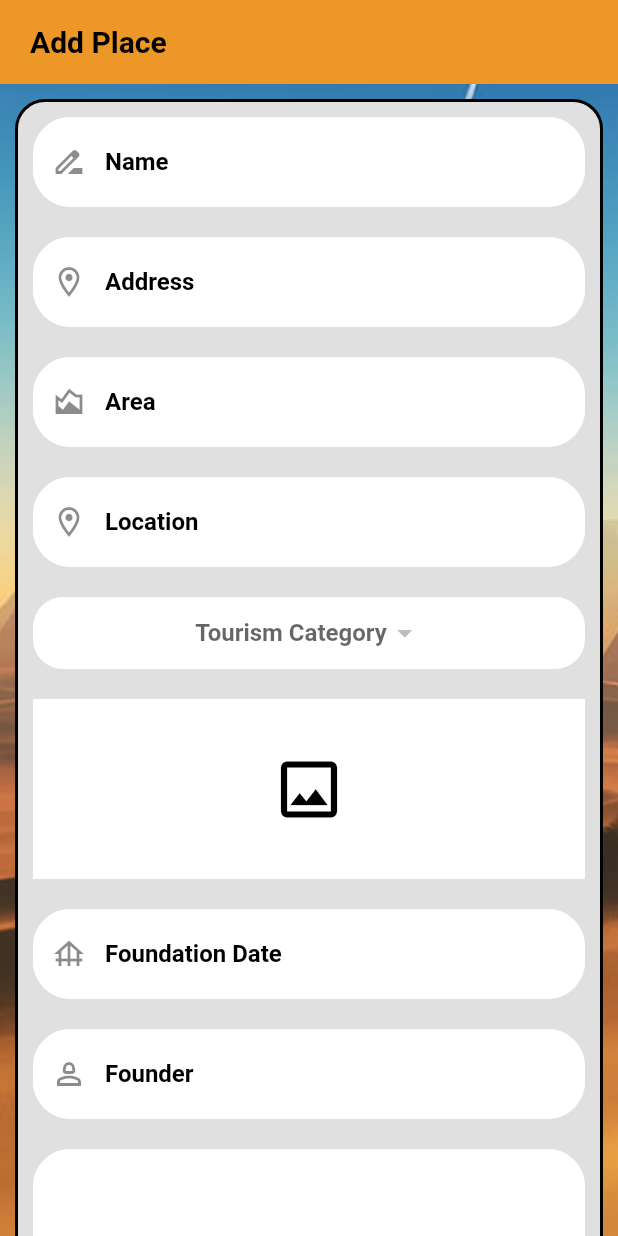
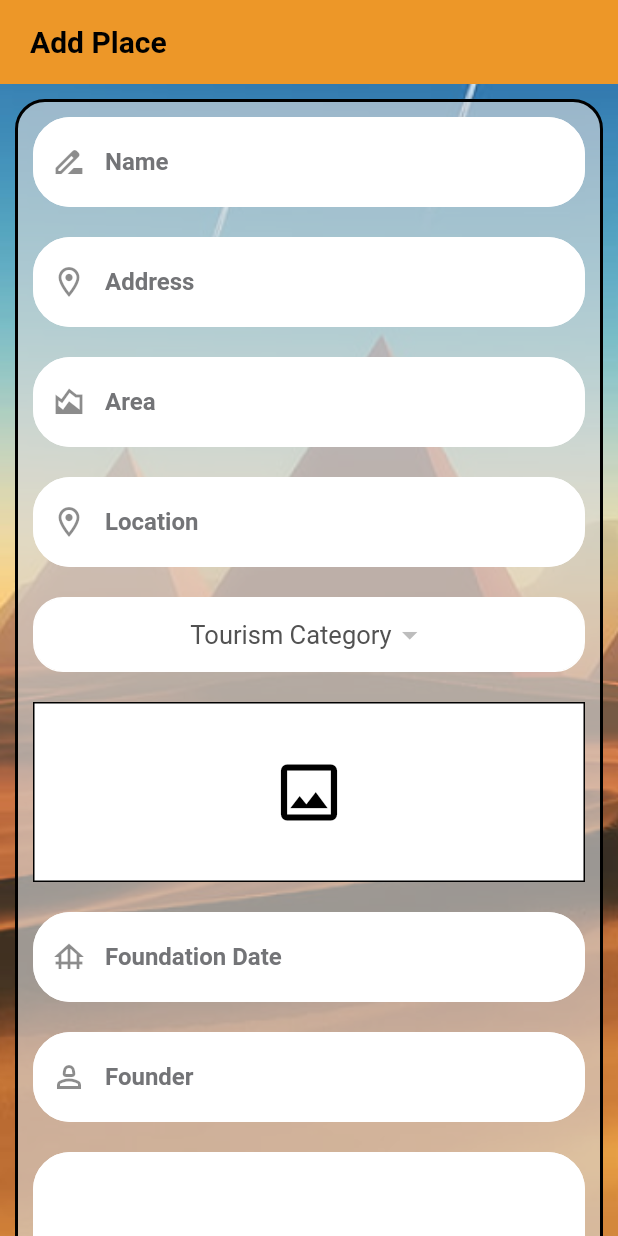
Before and after one commit to Yasmen-Samir/Tourisco_Mobile_App, a Flutter app: the AddPlace widget shown alone on an empty page, opened directly with empty values, on a phone screen of 412 x 824 dp. Run offline on Flutter 3.47's test engine with Material 2 defaults, Android fonts, the phone set to English and light mode, and no system bars; our stand-ins replace cached_network_image, carousel_slider, conditional_builder_null_safety, dio, flutter_svg, fluttertoast and 4 more; accounts and stored records are empty; network calls fail; Roboto replaces fonts that are missing (Montserrat); project files that could hold a hidden picture were left out.

Commit message:
dark mode

```diff
--- a/lib/core/componants/componants.dart
+++ b/lib/core/componants/componants.dart
@@ -50,12 +50,11 @@ Widget myFromField(
         labelStyle: Theme.of(context)
             .textTheme
             .labelMedium
-            ?.copyWith(color: Colors.black,
+            ?.copyWith(
         fontSize: 16),
         hintStyle: Theme.of(context)
             .textTheme
-            .labelMedium
-            ?.copyWith(color: Colors.black),
+            .labelMedium,
         border: OutlineInputBorder(
           borderRadius: BorderRadius.circular(25.0),
         ),
--- a/lib/core/utils/app_theme.dart
+++ b/lib/core/utils/app_theme.dart
@@ -113,10 +113,10 @@ ThemeData darkTheme = ThemeData(
     headlineLarge: getSemiBoldStyle(color: ColorsManager.darkGray,fontSize: FontSize.s16),
     headlineSmall:getRegularStyle(color: ColorsManager.lightYellow,fontSize:FontSize.s20 ),
     bodySmall: getRegularStyle(color: ColorsManager.gray,fontSize: FontSize.s12),
-    bodyMedium: getRegularStyle(color: ColorsManager.darkGray,fontSize: FontSize.s17),
-    displayLarge: getLightStyle(color: ColorsManager.darkGray,fontSize: FontSize.s16),
-    labelLarge: getSemiBoldStyle(color: ColorsManager.gray,fontSize: FontSize.s16),
-    labelMedium: getSemiBoldStyle(color: ColorsManager.gray,fontSize: FontSize.s14),
+    bodyMedium: getRegularStyle(color: ColorsManager.white,fontSize: FontSize.s17),
+    displayLarge: getLightStyle(color: ColorsManager.white,fontSize: FontSize.s16),
+    labelLarge: getSemiBoldStyle(color: ColorsManager.white,fontSize: FontSize.s16),
+    labelMedium: getSemiBoldStyle(color: ColorsManager.white,fontSize: FontSize.s14),
     labelSmall: getBoldStyle(color: ColorsManager.primary,fontSize: FontSize.s12),
 
   ),
--- a/lib/presntation/add_place.dart
+++ b/lib/presntation/add_place.dart
@@ -41,7 +41,7 @@ class AddPlace extends StatelessWidget {
                 margin: const EdgeInsetsDirectional.all(10),
                 padding: const EdgeInsetsDirectional.all(10),
                 decoration: BoxDecoration(
-                  color: Colors.grey.shade300,
+                  color: Get.isDarkMode?ColorsManager.darkGray:ColorsManager.lightGray,
                   border: Border.all(color: Colors.black, width: 2),
                   borderRadius: BorderRadius.circular(20),
                 ),
@@ -53,7 +53,7 @@ class AddPlace extends StatelessWidget {
                       myFromField(
                           context: context,
                           controller: _name,
-                          fillColor: ColorsManager.white,
+                          fillColor: Theme.of(context).scaffoldBackgroundColor,
                           labelText: AppStrings.name.tr,
                           prefix: Icons.drive_file_rename_outline,
                           validator: (v) {
@@ -69,7 +69,7 @@ class AddPlace extends StatelessWidget {
                       myFromField(
                           context: context,
                           controller: _address,
-                          fillColor: ColorsManager.white,
+                          fillColor: Theme.of(context).scaffoldBackgroundColor,
                           labelText: AppStrings.address.tr,
                           prefix: Icons.location_on_outlined,
                           validator: (v) {
@@ -85,7 +85,7 @@ class AddPlace extends StatelessWidget {
                           context: context,
                           controller: _area,
                           keyboardType: TextInputType.number,
-                          fillColor: ColorsManager.white,
+                          fillColor: Theme.of(context).scaffoldBackgroundColor,
                           labelText: AppStrings.area.tr,
                           prefix: Icons.area_chart_outlined,
                           validator: (v) {
@@ -100,7 +100,7 @@ class AddPlace extends StatelessWidget {
                       myFromField(
                           context: context,
                           controller: _location,
-                          fillColor: ColorsManager.white,
+                          fillColor: Theme.of(context).scaffoldBackgroundColor,
                           labelText: AppStrings.location.tr,
                           prefix: Icons.location_on_outlined,
                           validator: (v) {
@@ -116,13 +116,16 @@ class AddPlace extends StatelessWidget {
                         width: double.infinity,
                         alignment: AlignmentDirectional.center,
                         decoration: BoxDecoration(
-                            color: ColorsManager.white,
-                            borderRadius: BorderRadius.circular(20)
+                            color: Theme.of(context).scaffoldBackgroundColor,
+                            borderRadius: BorderRadius.circular(20),
+                          border: Border.all(color: Colors.white,)
                         ),
                         child: DropdownButton(
                             borderRadius: BorderRadius.circular(20),
                             underline: const SizedBox(),
-                            hint: Text(AppStrings.tourismCategory.tr),
+                            dropdownColor: Theme.of(context).scaffoldBackgroundColor,
+                            hint: Text(AppStrings.tourismCategory.tr,
+                            style: Theme.of(context).textTheme.bodyMedium,),
                             value: controller.selectedCategory,
                             items: List.generate(
                                 controller.categories.length,
@@ -131,8 +134,8 @@ class AddPlace extends StatelessWidget {
                                         value: controller.categories[index]
                                             .category.id,
                                         child: Text(controller
-                                            .categories[index].category.name
-                                            .replaceAll("_", " ")))),
+                                            .categories[index].title,
+                                        style: Theme.of(context).textTheme.bodyMedium,))),
                             onChanged: (v) {
                               controller.changeCategory(v);
                             }),
@@ -143,8 +146,11 @@ class AddPlace extends StatelessWidget {
                       Container(
                         width: double.infinity,
                         height: 120,
-                        decoration: const BoxDecoration(
-                          color: ColorsManager.white,
+                        decoration:  BoxDecoration(
+                          color: Theme.of(context).scaffoldBackgroundColor,
+                          border: Border.all(
+                            color: Theme.of(context).iconTheme.color!,
+                          )
                         ),
                         child: controller.image != null
                             ? Stack(
@@ -183,7 +189,7 @@ class AddPlace extends StatelessWidget {
                       myFromField(
                           context: context,
                           controller: _foundationDate,
-                          fillColor: ColorsManager.white,
+                          fillColor: Theme.of(context).scaffoldBackgroundColor,
                           labelText: AppStrings.foundationData.tr,
                           prefix: Icons.foundation_outlined,
                           readOnly: true,
@@ -210,7 +216,7 @@ class AddPlace extends StatelessWidget {
                       myFromField(
                           context: context,
                           controller: _founder,
-                          fillColor: ColorsManager.white,
+                          fillColor: Theme.of(context).scaffoldBackgroundColor,
                           labelText: AppStrings.founder.tr,
                           prefix: Icons.person_2_outlined,
                           validator: (v) {
@@ -227,7 +233,7 @@ class AddPlace extends StatelessWidget {
                           maxLines: 6,
                           minLines: 5,
                           controller: _description,
-                          fillColor: ColorsManager.white,
+                          fillColor: Theme.of(context).scaffoldBackgroundColor,
                           labelText: AppStrings.description.tr,
                           prefix: Icons.chat,
                           validator: (v) {
```
Also changed, not shown: lib/presntation/gov_details.dart (+6 -13 lines), lib/presntation/home.dart (+6 -9 lines), lib/presntation/place_details.dart (+14 -9 lines), lib/utils.dart (deleted, +0 -84 lines).
